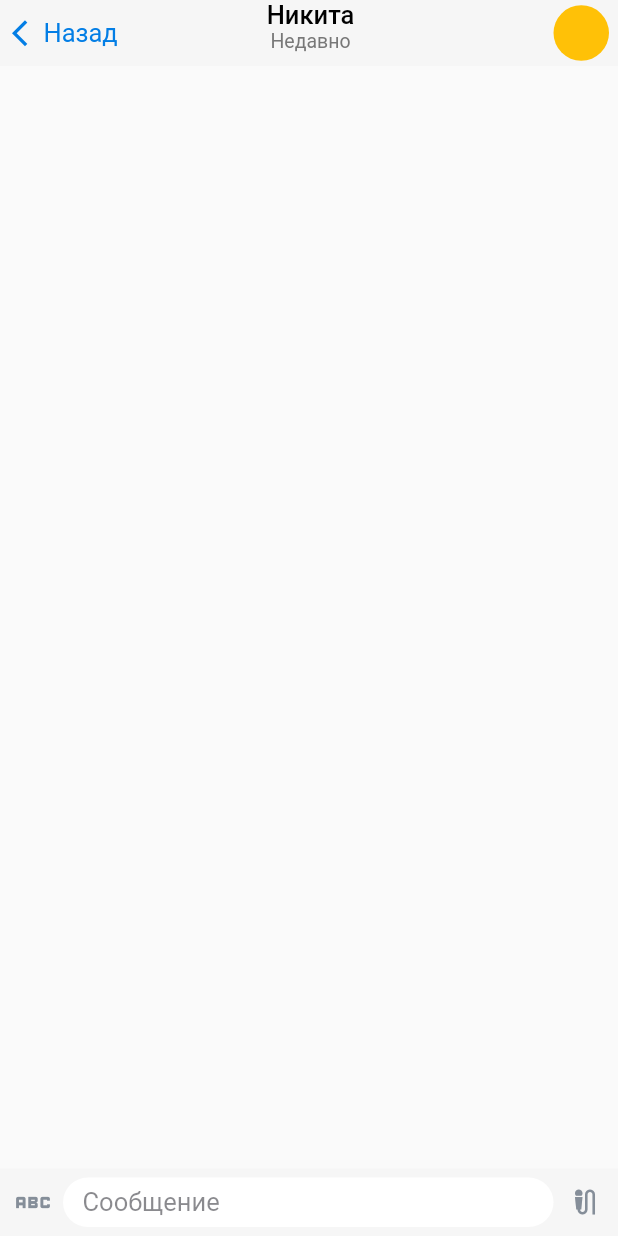
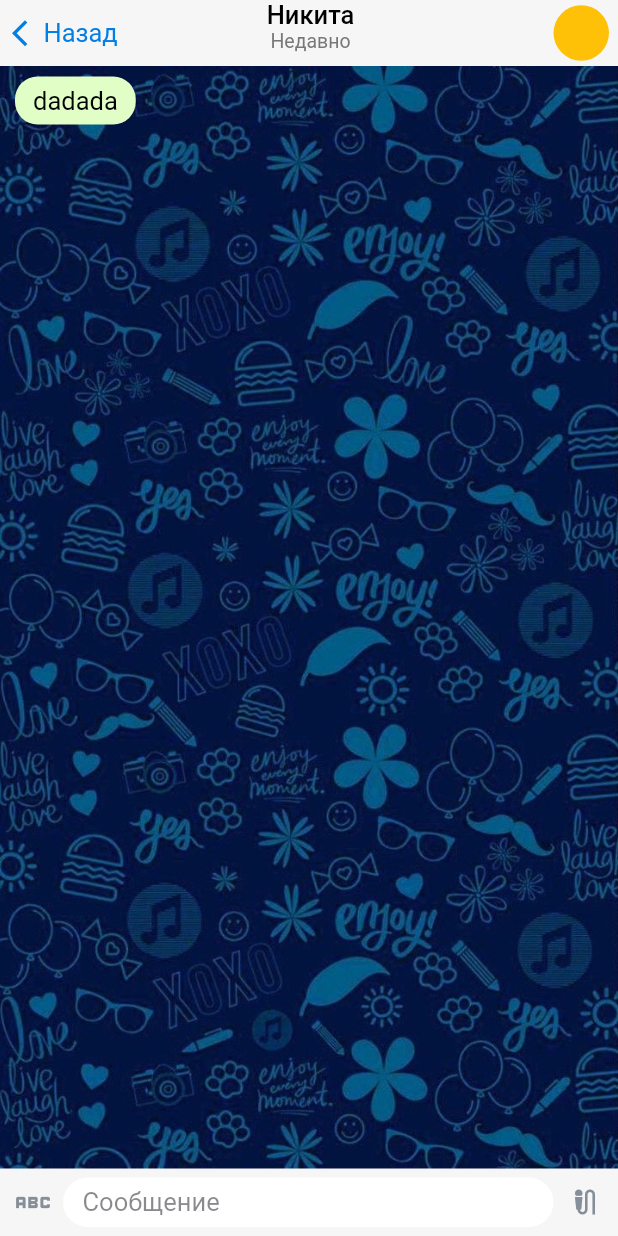
Before and after one commit to KidNeKit/FakeTelegram, a Flutter app: the ChatScreen screen opened by its route, on a phone screen of 412 x 824 dp. Run offline on Flutter 3.47's test engine with Material 2 defaults, Android fonts, the light colour scheme and no system bars; our stand-ins replace cloud_firestore, equatable, firebase_auth, firebase_core, flutter_bloc, get_it; accounts and stored records are empty; Roboto replaces fonts that are missing (SF Pro).

Commit message:
Added chat body

```diff
--- /dev/null
+++ b/lib/presentation/screens/chat_screen/chat_body.dart
@@ -0,0 +1,54 @@
+import 'package:flutter/material.dart';
+
+import '../../../resources/styles.dart';
+
+class ChatBody extends StatelessWidget {
+  const ChatBody({super.key});
+
+  @override
+  Widget build(BuildContext context) {
+    return Expanded(
+      child: Container(
+        width: double.infinity,
+        decoration: const BoxDecoration(
+          image: DecorationImage(
+            image: AssetImage('assets/images/tg_background.jpg'),
+            fit: BoxFit.cover,
+          ),
+          color: Colors.amber,
+        ),
+        child: SingleChildScrollView(
+          child: Column(
+            mainAxisSize: MainAxisSize.max,
+            mainAxisAlignment: MainAxisAlignment.end,
+            crossAxisAlignment: CrossAxisAlignment.start,
+            children: const [
+              MessageItem(text: 'dadada'),
+            ],
+          ),
+        ),
+      ),
+    );
+  }
+}
+
+class MessageItem extends StatelessWidget {
+  final String text;
+  const MessageItem({required this.text, super.key});
+
+  @override
+  Widget build(BuildContext context) {
+    return Container(
+      margin: const EdgeInsets.only(top: 7, bottom: 7, left: 10, right: 80),
+      padding: const EdgeInsets.symmetric(horizontal: 12, vertical: 6),
+      decoration: BoxDecoration(
+        borderRadius: BorderRadius.circular(15.0),
+        color: const Color(0xFFE1FEC6),
+      ),
+      child: Text(
+        text,
+        style: blueHeaderButton.copyWith(color: Colors.black),
+      ),
+    );
+  }
+}
--- a/lib/presentation/screens/chat_screen/chat_screen.dart
+++ b/lib/presentation/screens/chat_screen/chat_screen.dart
@@ -3,6 +3,7 @@ import 'package:flutter_bloc/flutter_bloc.dart';
 
 import '../../blocs/active_chat/active_chat_bloc.dart';
 import 'chat_app_bar.dart';
+import 'chat_body.dart';
 import 'chat_bottom_bar.dart';
 
 class ChatScreen extends StatelessWidget {
@@ -15,9 +16,9 @@ class ChatScreen extends StatelessWidget {
       builder: (context, state) {
         return Scaffold(
           body: Column(
-            children: [
+            children: const [
               ChatAppBar(),
-              Expanded(child: Container()),
+              ChatBody(),
               ChatBottomBar(),
             ],
           ),
--- a/pubspec.yaml
+++ b/pubspec.yaml
@@ -66,9 +66,8 @@ flutter:
   uses-material-design: true
 
   # To add assets to your application, add an assets section, like this:
-  # assets:
-  #   - images/a_dot_burr.jpeg
-  #   - images/a_dot_ham.jpeg
+  assets:
+    - assets/images/tg_background.jpg
 
   # An image asset can refer to one or more resolution-specific "variants", see
   # https://flutter.dev/assets-and-images/#resolution-aware
```
Also changed, not shown: assets/images/tg_background.jpg (added).
